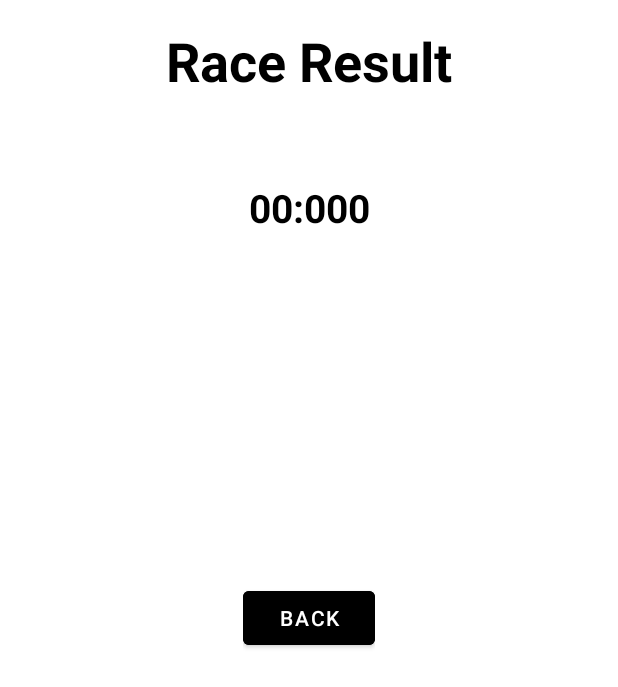
After one commit to Miklesam/ML-Kit-PoseDetectionGame, an Android app: the ResultsFragment screen opened through its navigation route, on a phone screen of 412 x 824 dp. The commit adds this screen. Shown: the top 687 px of the screen. Run offline under Robolectric (Android 15) with nearby library versions, the phone set to English and light mode, and no system bars; 1 statement that could not run was skipped.

Commit message:
finish tutorial

```diff
--- /dev/null
+++ b/app/src/main/java/com/onelinegaming/posedetectiondemo/fragments/ResultsFragment.kt
@@ -0,0 +1,20 @@
+package com.onelinegaming.posedetectiondemo.fragments
+
+import android.os.Bundle
+import android.view.View
+import androidx.fragment.app.Fragment
+import androidx.navigation.fragment.findNavController
+import com.onelinegaming.posedetectiondemo.R
+import com.onelinegaming.posedetectiondemo.fragments.GameFragment.Companion.RESULT
+import kotlinx.android.synthetic.main.fragment_results.*
+
+class ResultsFragment : Fragment(R.layout.fragment_results) {
+    override fun onViewCreated(view: View, savedInstanceState: Bundle?) {
+        super.onViewCreated(view, savedInstanceState)
+        back_bttn.setOnClickListener {
+            findNavController().navigate(R.id.action_resultsFragment_to_menuFragment)
+        }
+        time_result.text = requireArguments().getString(RESULT)
+    }
+
+}
--- /dev/null
+++ b/app/src/main/res/layout/fragment_results.xml
@@ -0,0 +1,54 @@
+<?xml version="1.0" encoding="utf-8"?>
+<androidx.constraintlayout.widget.ConstraintLayout xmlns:android="http://schemas.android.com/apk/res/android"
+    android:layout_width="match_parent"
+    android:layout_height="match_parent"
+    xmlns:app="http://schemas.android.com/apk/res-auto">
+
+    <TextView
+        android:id="@+id/title"
+        android:layout_width="wrap_content"
+        android:layout_height="wrap_content"
+        app:layout_constraintTop_toTopOf="parent"
+        app:layout_constraintStart_toStartOf="parent"
+        app:layout_constraintEnd_toEndOf="parent"
+        android:textAllCaps="false"
+        android:textStyle="bold"
+        android:layout_marginTop="16dp"
+        android:textSize="36sp"
+        android:textColor="@color/black"
+        android:text="Race Result"/>
+
+
+    <TextView
+        android:id="@+id/time_result"
+        android:layout_width="wrap_content"
+        android:layout_height="wrap_content"
+        app:layout_constraintTop_toBottomOf="@+id/title"
+        app:layout_constraintStart_toStartOf="parent"
+        app:layout_constraintEnd_toEndOf="parent"
+        android:textAllCaps="false"
+        android:textStyle="bold"
+        android:layout_marginTop="56dp"
+        android:textSize="26sp"
+        android:textColor="@color/black"
+        android:text="00:000"/>
+
+    <LinearLayout
+        android:layout_width="wrap_content"
+        android:layout_height="wrap_content"
+        app:layout_constraintStart_toStartOf="parent"
+        app:layout_constraintEnd_toEndOf="parent"
+        app:layout_constraintTop_toTopOf="parent"
+        app:layout_constraintBottom_toBottomOf="parent"
+        android:orientation="vertical">
+
+        <com.google.android.material.button.MaterialButton
+            android:layout_width="match_parent"
+            android:layout_height="wrap_content"
+            android:backgroundTint="@color/black"
+            android:id="@+id/back_bttn"
+            android:text="Back" />
+    </LinearLayout>
+
+
+</androidx.constraintlayout.widget.ConstraintLayout>
--- a/app/src/main/res/navigation/map_graph.xml
+++ b/app/src/main/res/navigation/map_graph.xml
@@ -15,5 +15,17 @@
     <fragment
         android:id="@+id/gameFragment"
         android:name="com.onelinegaming.posedetectiondemo.fragments.GameFragment"
-        android:label="GameFragment" />
+        android:label="GameFragment" >
+        <action
+            android:id="@+id/action_gameFragment_to_resultsFragment"
+            app:destination="@id/resultsFragment" />
+    </fragment>
+    <fragment
+        android:id="@+id/resultsFragment"
+        android:name="com.onelinegaming.posedetectiondemo.fragments.ResultsFragment"
+        android:label="ResultsFragment" >
+        <action
+            android:id="@+id/action_resultsFragment_to_menuFragment"
+            app:destination="@id/menuFragment" />
+    </fragment>
 </navigation>
```
Also changed, not shown: app/src/main/java/com/onelinegaming/posedetectiondemo/DisposableExtensions.kt (added, +7 -0 lines), app/src/main/java/com/onelinegaming/posedetectiondemo/GameViewModel.kt (added, +64 -0 lines), app/src/main/java/com/onelinegaming/posedetectiondemo/SingleLiveEvent.kt (added, +46 -0 lines), app/src/main/java/com/onelinegaming/posedetectiondemo/fragments/GameFragment.kt (+124 -3 lines), app/src/main/res/layout/fragment_game.xml (+17 -1 lines), app/src/main/res/drawable/eight_scaled.png (added), app/src/main/res/drawable/fifth_scaled.png (added), app/src/main/res/drawable/forth_scaled.png (added), app/src/main/res/drawable/second_scaled.png (added), app/src/main/res/drawable/seventh_scaled.png (added), app/src/main/res/drawable/sixth_scaled.png (added), app/src/main/res/drawable/third_scaled.png (added).
